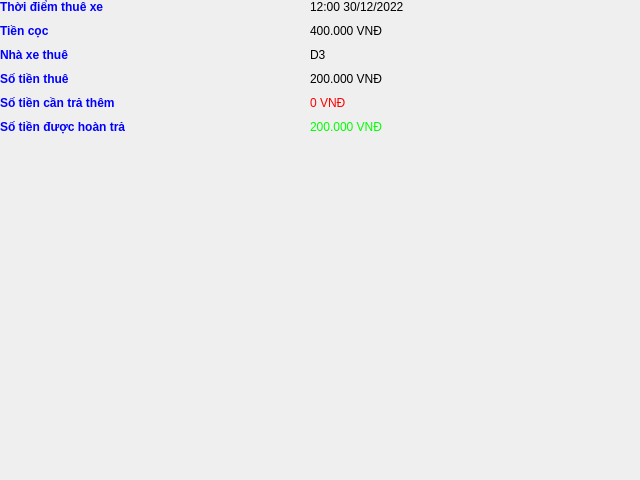
Above: Source code/view/ui/thongTinThemHoaDonTraXe.ui from hunglequoc2001/Capstone_TKXDPM.20221_Group8 before the change. Below: the same form after it.
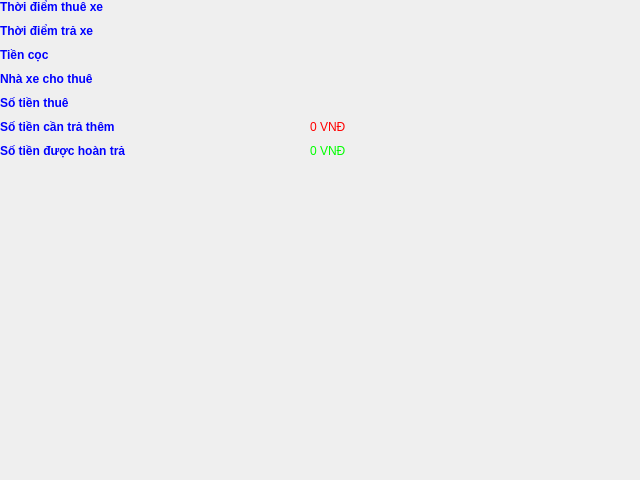
That is the form after the change.

Commit message: Hoan thanh tat ca cac chuc nang tru chuc nang thanh toan va tinh tien

Diff of the .ui file:
```diff
--- a/Source code/view/ui/thongTinThemHoaDonTraXe.ui
+++ b/Source code/view/ui/thongTinThemHoaDonTraXe.ui
@@ -35,7 +35,7 @@
    <property name="bottomMargin">
     <number>0</number>
    </property>
-   <item row="1" column="0">
+   <item row="2" column="0">
     <widget class="QLabel" name="label_19">
      <property name="minimumSize">
       <size>
@@ -52,50 +52,50 @@
      </property>
     </widget>
    </item>
-   <item row="1" column="1">
-    <widget class="QLabel" name="label_20">
-     <property name="text">
-      <string>400.000 VNĐ</string>
-     </property>
-    </widget>
-   </item>
-   <item row="2" column="0">
-    <widget class="QLabel" name="label_31">
-     <property name="styleSheet">
-      <string notr="true">color: rgb(0, 0, 255);
-font: bold</string>
-     </property>
-     <property name="text">
-      <string>Nhà xe thuê</string>
-     </property>
-    </widget>
-   </item>
    <item row="2" column="1">
     <widget class="QLabel" name="label_32">
      <property name="text">
-      <string>D3</string>
+      <string/>
      </property>
     </widget>
    </item>
    <item row="3" column="0">
-    <widget class="QLabel" name="label_24">
+    <widget class="QLabel" name="label_31">
      <property name="styleSheet">
       <string notr="true">color: rgb(0, 0, 255);
 font: bold</string>
      </property>
      <property name="text">
-      <string>Số tiền thuê</string>
+      <string>Nhà xe cho thuê</string>
      </property>
     </widget>
    </item>
    <item row="3" column="1">
     <widget class="QLabel" name="label_26">
      <property name="text">
-      <string>200.000 VNĐ</string>
+      <string/>
      </property>
     </widget>
    </item>
    <item row="4" column="0">
+    <widget class="QLabel" name="label_24">
+     <property name="styleSheet">
+      <string notr="true">color: rgb(0, 0, 255);
+font: bold</string>
+     </property>
+     <property name="text">
+      <string>Số tiền thuê</string>
+     </property>
+    </widget>
+   </item>
+   <item row="4" column="1">
+    <widget class="QLabel" name="label_SoTienThue">
+     <property name="text">
+      <string/>
+     </property>
+    </widget>
+   </item>
+   <item row="5" column="0">
     <widget class="QLabel" name="label_27">
      <property name="styleSheet">
       <string notr="true">color: rgb(0, 0, 255);
@@ -106,8 +106,8 @@
      </property>
     </widget>
    </item>
-   <item row="4" column="1">
-    <widget class="QLabel" name="labelSoTienCanTra">
+   <item row="5" column="1">
+    <widget class="QLabel" name="label_SoTienCanTra">
      <property name="styleSheet">
       <string notr="true">color: rgb(255, 0, 0);</string>
      </property>
@@ -116,7 +116,7 @@
      </property>
     </widget>
    </item>
-   <item row="5" column="0">
+   <item row="6" column="0">
     <widget class="QLabel" name="label_28">
      <property name="styleSheet">
       <string notr="true">color: rgb(0, 0, 255);
@@ -128,20 +128,20 @@
      </property>
     </widget>
    </item>
-   <item row="5" column="1">
-    <widget class="QLabel" name="labelSoTienHoanTra">
+   <item row="6" column="1">
+    <widget class="QLabel" name="label_SoTienHoanTra">
      <property name="styleSheet">
       <string notr="true">color: rgb(0, 255, 0);</string>
      </property>
      <property name="text">
-      <string>200.000 VNĐ</string>
+      <string>0 VNĐ</string>
      </property>
     </widget>
    </item>
    <item row="0" column="1">
     <widget class="QLabel" name="label_25">
      <property name="text">
-      <string>12:00 30/12/2022</string>
+      <string/>
      </property>
     </widget>
    </item>
@@ -162,6 +162,24 @@
      </property>
     </widget>
    </item>
+   <item row="1" column="0">
+    <widget class="QLabel" name="label">
+     <property name="styleSheet">
+      <string notr="true">color: rgb(0, 0, 255);
+font: bold</string>
+     </property>
+     <property name="text">
+      <string>Thời điểm trả xe</string>
+     </property>
+    </widget>
+   </item>
+   <item row="1" column="1">
+    <widget class="QLabel" name="label_ThoiDiemTraXe">
+     <property name="text">
+      <string/>
+     </property>
+    </widget>
+   </item>
   </layout>
  </widget>
  <resources/>
```
Left out of the diff: 6 changed lines with no effect on the pictures. The commit also changes 29 other files.
